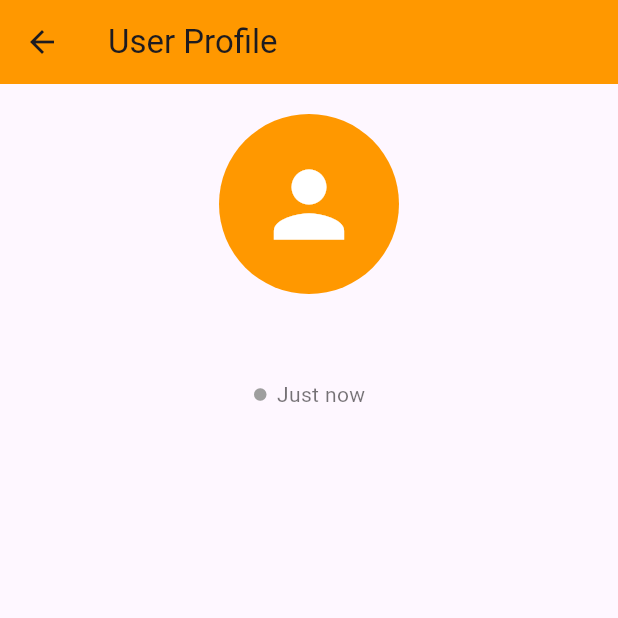
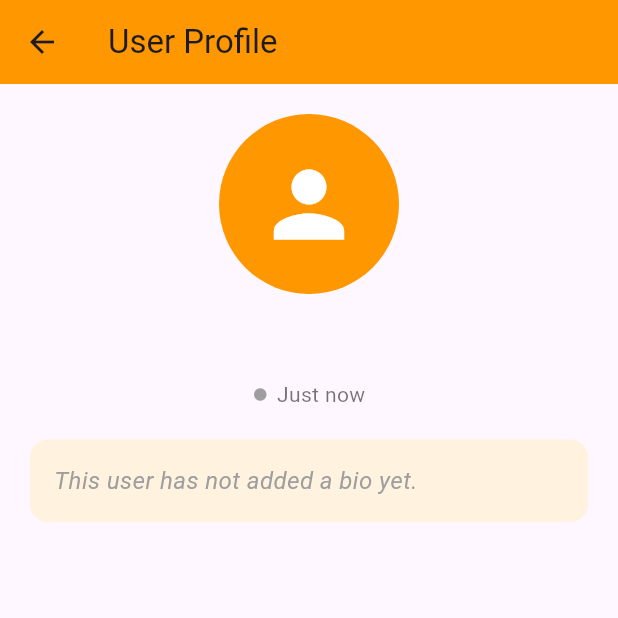
Before and after one commit to masterchieftkd1/UTRGV-CAMPUS-CONNECT, a Flutter app: the ViewProfileScreen screen opened directly with empty values, on a phone screen of 412 x 824 dp, the top half of it. Run offline on Flutter 3.47's test engine with Material 3 defaults, Android fonts, the phone set to English and light mode, and no system bars; our stand-ins replace cloud_firestore, firebase_auth, firebase_core, firebase_storage, image_picker, shared_preferences; accounts and stored records are empty; network calls fail.

Commit message:
bio fixed

```diff
--- a/lib/view_profile_screen.dart
+++ b/lib/view_profile_screen.dart
@@ -177,8 +177,7 @@ class _ViewProfileScreenState extends State<ViewProfileScreen> {
 
                 const SizedBox(height: 20),
 
-                /// 🌟 BIO DISPLAY
-                if (bio.isNotEmpty)
+                /// 🌟 BIO DISPLAY WITH PLACEHOLDER
                 Container(
                   width: double.infinity,
                   padding: const EdgeInsets.all(16),
@@ -187,8 +186,12 @@ class _ViewProfileScreenState extends State<ViewProfileScreen> {
                     borderRadius: BorderRadius.circular(12),
                   ),
                   child: Text(
-                      bio,
-                      style: const TextStyle(fontSize: 16),
+                    bio.isNotEmpty ? bio : 'This user has not added a bio yet.',
+                    style: TextStyle(
+                      fontSize: 16,
+                      color: bio.isNotEmpty ? Colors.black : Colors.grey,
+                      fontStyle: bio.isNotEmpty ? FontStyle.normal : FontStyle.italic,
+                    ),
                   ),
                 ),
 
```
Lines whose indentation alone changed are shown as unchanged.
